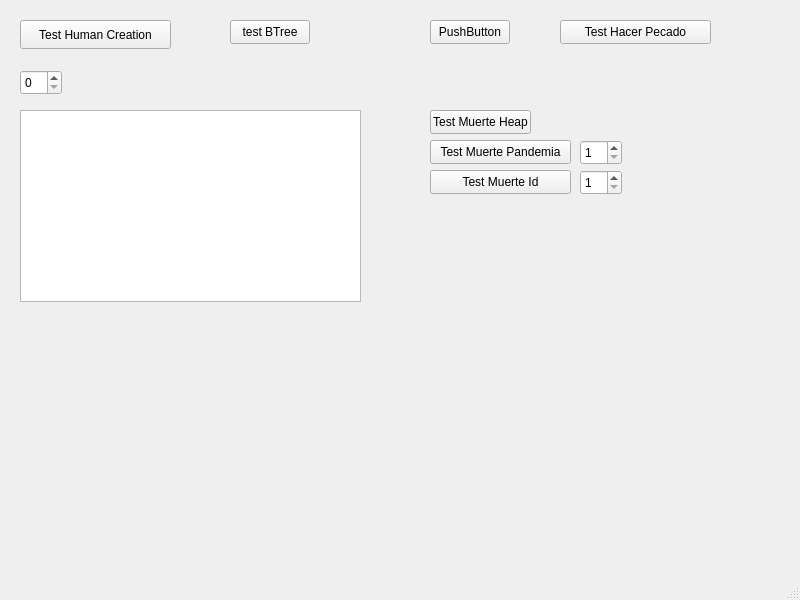
Old version of the form BienVsMal/mainwindow.ui in the repository arty4325/IC2001-BienVsMal.
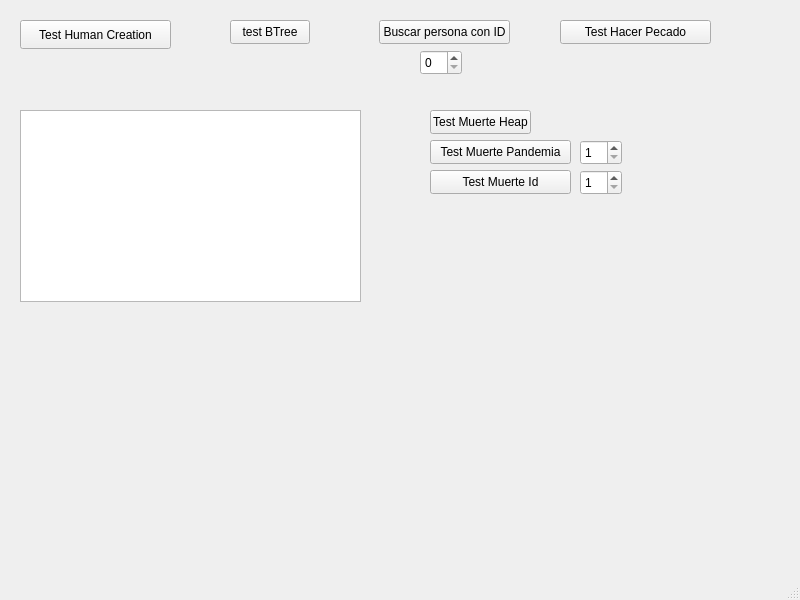
New version of the form.

What changed in the file:
```diff
--- a/BienVsMal/mainwindow.ui
+++ b/BienVsMal/mainwindow.ui
@@ -43,8 +43,8 @@
    <widget class="QSpinBox" name="spinBox">
     <property name="geometry">
      <rect>
-      <x>20</x>
-      <y>70</y>
+      <x>420</x>
+      <y>50</y>
       <width>42</width>
       <height>25</height>
      </rect>
@@ -56,14 +56,14 @@
    <widget class="QPushButton" name="pushButton_3">
     <property name="geometry">
      <rect>
-      <x>430</x>
+      <x>379</x>
       <y>20</y>
-      <width>80</width>
+      <width>131</width>
       <height>24</height>
      </rect>
     </property>
     <property name="text">
-     <string>PushButton</string>
+     <string>Buscar persona con ID</string>
     </property>
    </widget>
    <widget class="QTextBrowser" name="txbInfoArbolHumanos">
```
Left out of the diff: 2 changed lines with no effect on the pictures.
